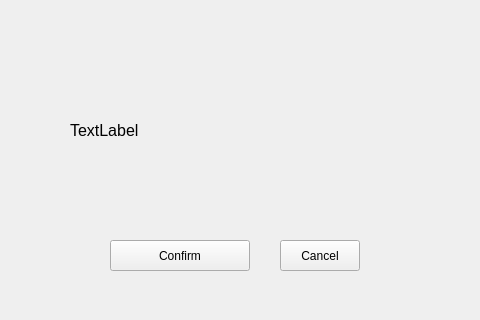
Above: client/MainUI/src/views/scm_manage_auto_dialog.ui from Intel-Edge-9s/MES before the change. Below: the same form after it.
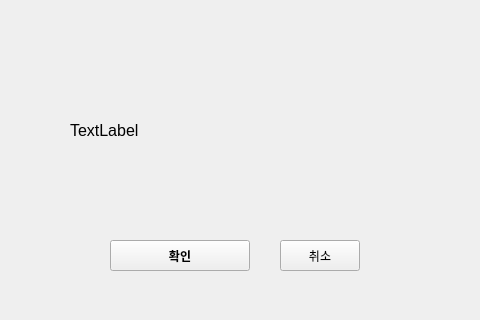
That is the form after the change.

```diff
--- a/client/MainUI/src/views/scm_manage_auto_dialog.ui
+++ b/client/MainUI/src/views/scm_manage_auto_dialog.ui
@@ -22,8 +22,13 @@
      <height>31</height>
     </rect>
    </property>
+   <property name="font">
+    <font>
+     <bold>true</bold>
+    </font>
+   </property>
    <property name="text">
-    <string>Confirm</string>
+    <string>확인</string>
    </property>
   </widget>
   <widget class="QPushButton" name="cancel_button">
@@ -36,7 +41,7 @@
     </rect>
    </property>
    <property name="text">
-    <string>Cancel</string>
+    <string>취소</string>
    </property>
   </widget>
   <widget class="QLabel" name="confirm_message">
```
